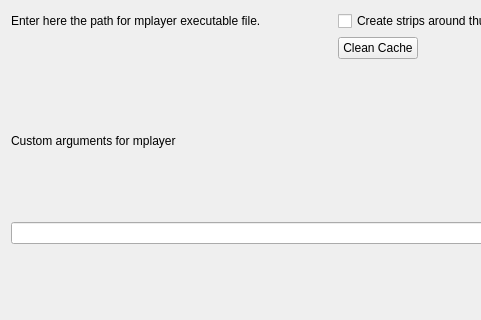
This is src/configDialog.ui in KDE/mplayerthumbs as Qt 5 draws it before an edit; both pictures show x 0 to 481 and y 0 to 320 of the 670 by 443 pixel window. The edited form follows.
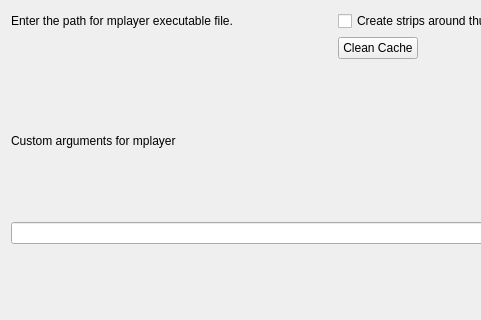
This is the edited form. Custom widgets are drawn as their Qt base class.

Commit message: Proof-reading.

The edit to the form file:
```diff
--- a/src/configDialog.ui
+++ b/src/configDialog.ui
@@ -13,7 +13,7 @@
    <item row="0" column="0" >
     <widget class="QLabel" name="label" >
      <property name="text" >
-      <string>Enter here the path for mplayer executable file.</string>
+      <string>Enter the path for mplayer executable file.</string>
      </property>
     </widget>
    </item>
```
The commit also changes 2 other files.
